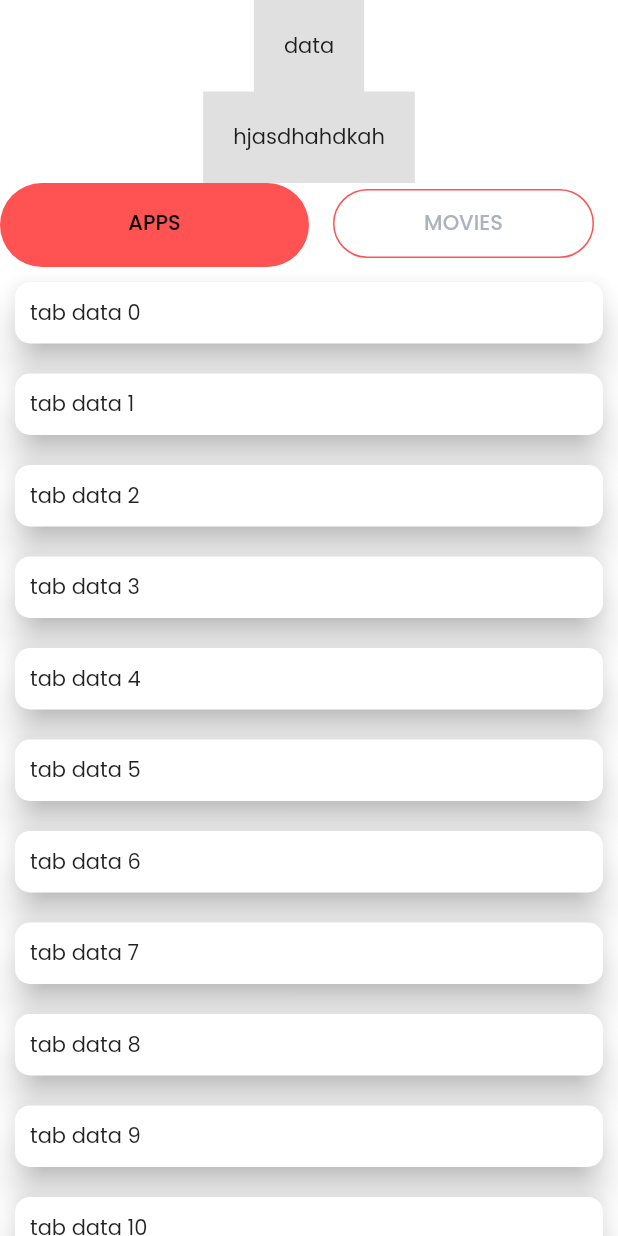
After one commit to srikanth-7/dummy_app, a Flutter app: the screen it shows after launch, after a tap on "show sliver test sticky header", on a phone screen of 412 x 824 dp. The commit adds this screen. Run offline on Flutter 3.47's test engine with Material 2 defaults, Android fonts, the phone set to English and light mode, and no system bars; our stand-ins replace geolocator, get, google_maps_flutter; missing offline and left inert: app_settings, maps_toolkit.

Commit message:
sliver test part

```diff
--- a/lib/button/button.dart
+++ b/lib/button/button.dart
@@ -6,8 +6,10 @@ import 'package:location_fetch/animation/animation_view.dart';
 import 'package:location_fetch/button/buttonviewmodel.dart';
 import 'package:location_fetch/button/progress.dart';
 import 'package:location_fetch/maps/maps_view.dart';
-import 'package:location_fetch/slivers/sliver_view.dart';
 import 'package:location_fetch/timer/timer.dart';
+
+import '../slivers/sliver_test.dart';
+import '../slivers/sliver_view.dart';
 
 // ignore: must_be_immutable
 class GetLocationView extends StatelessWidget {
@@ -101,9 +103,17 @@ class GetLocationView extends StatelessWidget {
               ),
             ),
             TextButton.icon(
+                label: const Text("show sliver test sticky header"),
+                onPressed: () async {
+                  // Get.to(const SliverView());
+                  Get.to(const SliversView());
+                },
+                icon: const Icon(Icons.sledding_outlined)),
+            TextButton.icon(
                 label: const Text("show sliver sticky header"),
                 onPressed: () async {
                   Get.to(const SliverView());
+                  // Get.to(const SliversView());
                 },
                 icon: const Icon(Icons.sledding_outlined)),
           ],
--- /dev/null
+++ b/lib/slivers/sliver_test.dart
@@ -0,0 +1,131 @@
+import 'package:flutter/material.dart';
+
+class SliversView extends StatefulWidget {
+  const SliversView({super.key});
+
+  @override
+  State<SliversView> createState() => _SliversViewState();
+}
+
+class _SliversViewState extends State<SliversView>
+    with TickerProviderStateMixin {
+  TabController? _tabController;
+  int selectedIndex = 0;
+
+  @override
+  void initState() {
+// TODO: implement initState
+    super.initState();
+    _tabController = TabController(length: 2, vsync: this);
+  }
+
+  @override
+  void dispose() {
+    _tabController!.dispose();
+    super.dispose();
+  }
+
+  Widget _showSelected() {
+    Widget selected = const SizedBox();
+
+    switch (selectedIndex) {
+      case 0:
+        selected = SliverList(
+            delegate: SliverChildBuilderDelegate(
+                childCount: 20,
+                (context, index) => Card(
+                    margin: const EdgeInsets.all(10),
+                    elevation: 10,
+                    shape: RoundedRectangleBorder(
+                        borderRadius: BorderRadius.circular(10)),
+                    child: Container(
+                        padding: const EdgeInsets.all(10),
+                        child: Text("tab data $index")))));
+        break;
+      case 1:
+        selected = SliverList(
+            delegate: SliverChildBuilderDelegate(
+                childCount: 20, (context, index) => Text("tab 2 data $index")));
+        break;
+    }
+    return selected;
+  }
+
+  @override
+  Widget build(BuildContext context) {
+    return Scaffold(
+        backgroundColor: Colors.white,
+        body: SafeArea(
+          child: CustomScrollView(
+            slivers: [
+              topWidget(),
+              stickyWidget(),
+              _showSelected(),
+            ],
+          ),
+        ));
+  }
+
+  SliverAppBar stickyWidget() {
+    return SliverAppBar(
+      elevation: 0,
+      automaticallyImplyLeading: false,
+      pinned: true,
+      backgroundColor: Colors.white,
+      flexibleSpace: FlexibleSpaceBar(
+        background: TabBar(
+          tabs: [
+            Tab(
+              child: Container(
+                decoration: BoxDecoration(
+                    borderRadius: BorderRadius.circular(50),
+                    border: Border.all(color: Colors.redAccent, width: 1)),
+                child: const Align(
+                  alignment: Alignment.center,
+                  child: Text("APPS"),
+                ),
+              ),
+            ),
+            Tab(
+              child: Container(
+                decoration: BoxDecoration(
+                    borderRadius: BorderRadius.circular(50),
+                    border: Border.all(color: Colors.redAccent, width: 1)),
+                child: const Align(
+                  alignment: Alignment.center,
+                  child: Text("MOVIES"),
+                ),
+              ),
+            ),
+          ],
+          indicator: BoxDecoration(
+              borderRadius: BorderRadius.circular(50), color: Colors.redAccent),
+          unselectedLabelColor: const Color(0xffacb3bf),
+          labelColor: Colors.black,
+          controller: _tabController,
+          onTap: (value) => setState(() {
+            selectedIndex = value;
+          }),
+        ),
+      ),
+    );
+  }
+
+  SliverToBoxAdapter topWidget() {
+    return SliverToBoxAdapter(
+        child: Column(
+      children: [
+        Container(
+          padding: const EdgeInsets.all(20),
+          color: Colors.black12,
+          child: const Text("data"),
+        ),
+        Container(
+          padding: const EdgeInsets.all(20),
+          color: Colors.black12,
+          child: const Text("hjasdhahdkah"),
+        ),
+      ],
+    ));
+  }
+}
--- a/pubspec.yaml
+++ b/pubspec.yaml
@@ -39,6 +39,8 @@ dependencies:
   geofence_service:
   google_maps_flutter: ^2.4.0
   maps_toolkit: ^2.0.1
+  scroll_to_index:
+  rect_getter: ^1.0.0
 
   # The following adds the Cupertino Icons font to your application.
   # Use with the CupertinoIcons class for iOS style icons.
```
Also changed, not shown: pubspec.lock.
